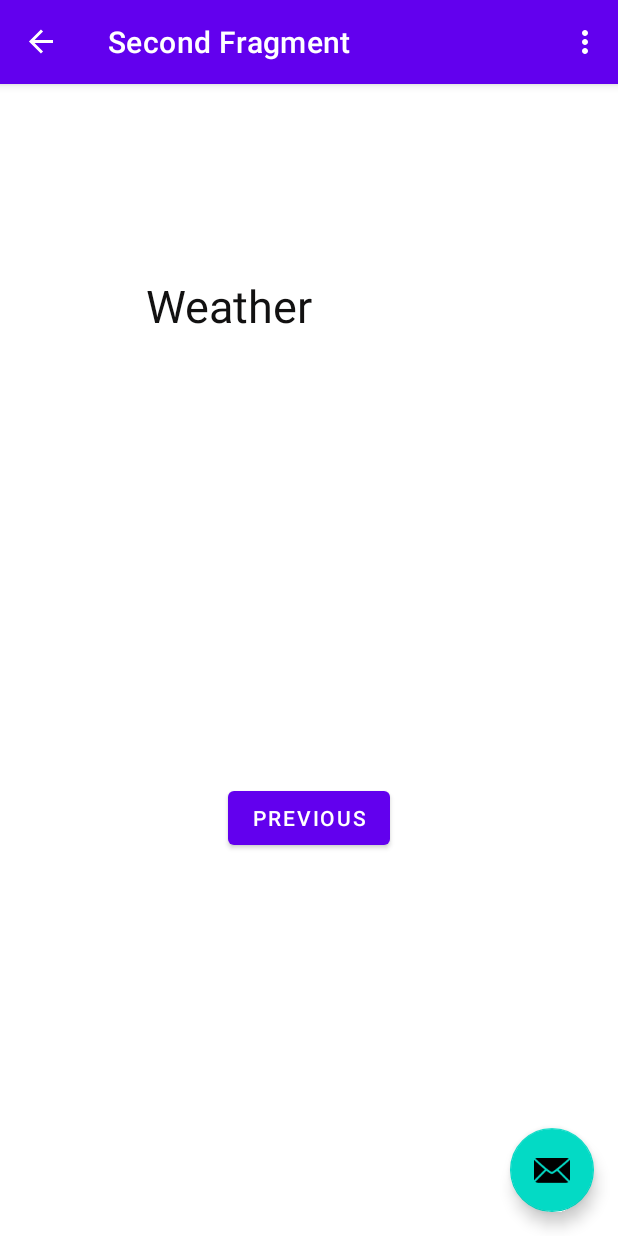
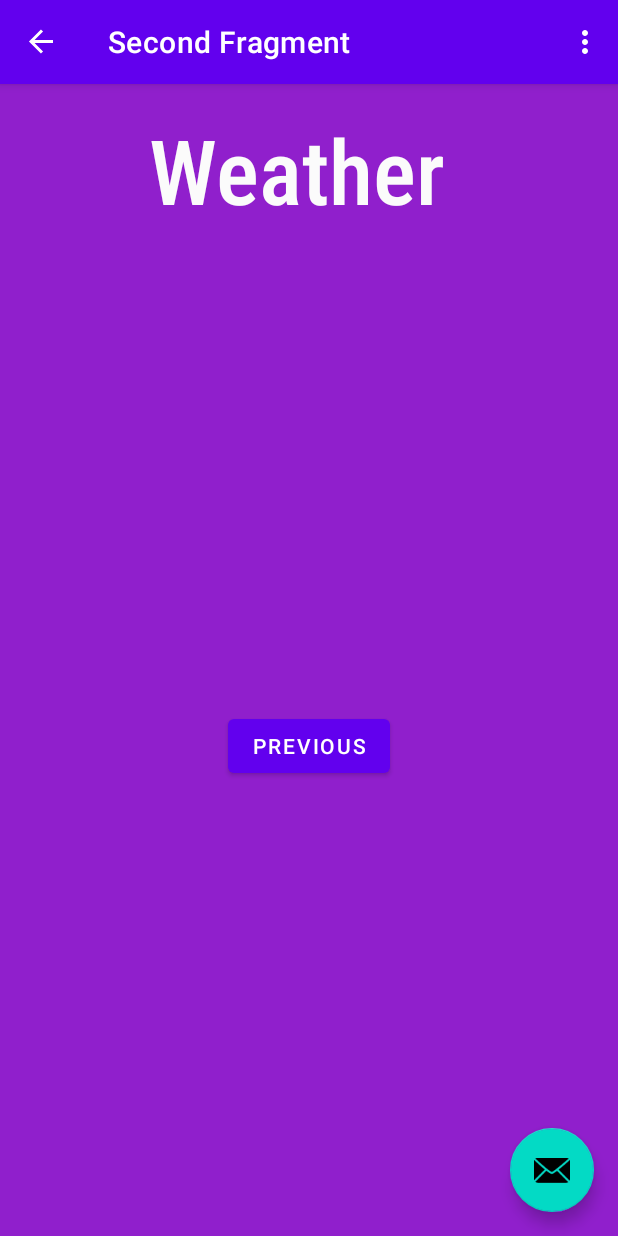
Before and after one commit to Selena-L/WearIt, an Android app: the SecondFragment screen opened through its navigation route, on a phone screen of 412 x 824 dp. Run offline under Robolectric (Android 15) with nearby library versions, the phone set to English and light mode, and no system bars; our stand-ins replace navigation-ui.

Commit message:
worked on second page

```diff
--- a/app/src/main/res/layout/fragment_second.xml
+++ b/app/src/main/res/layout/fragment_second.xml
@@ -4,21 +4,23 @@
     xmlns:tools="http://schemas.android.com/tools"
     android:layout_width="match_parent"
     android:layout_height="match_parent"
+    android:background="#901FCC"
     tools:context=".SecondFragment">
 
     <TextView
         android:id="@+id/Weather"
-        android:layout_width="186dp"
-        android:layout_height="83dp"
+        android:layout_width="241dp"
+        android:layout_height="97dp"
+        android:fontFamily="sans-serif-condensed-medium"
         android:text="Weather"
-        android:textColor="#121111"
-        android:textSize="30sp"
+        android:textColor="#FBFBFB"
+        android:textSize="60sp"
         app:layout_constraintBottom_toBottomOf="parent"
         app:layout_constraintEnd_toEndOf="parent"
-        app:layout_constraintHorizontal_bias="0.431"
+        app:layout_constraintHorizontal_bias="0.582"
         app:layout_constraintStart_toStartOf="parent"
         app:layout_constraintTop_toTopOf="parent"
-        app:layout_constraintVertical_bias="0.186" />
+        app:layout_constraintVertical_bias="0.025" />
 
     <Button
         android:id="@+id/button_second"
```
